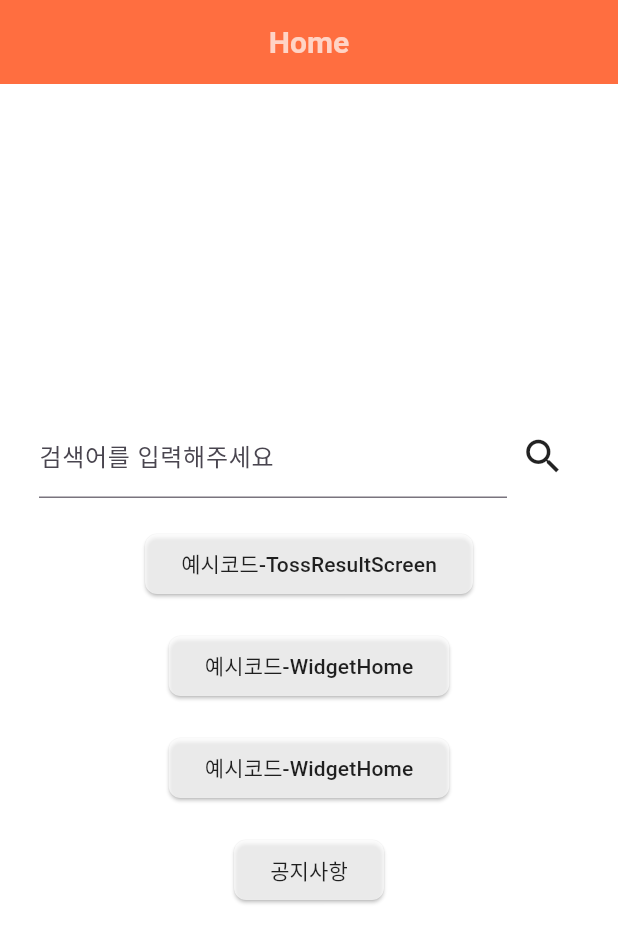
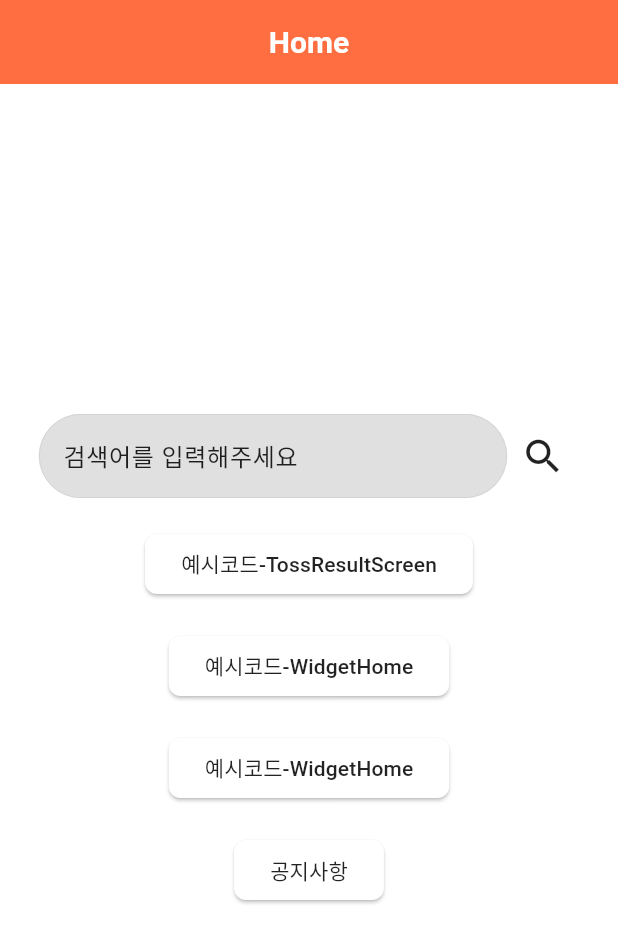
Before and after one commit to Team-PackUp/packup-mobile, a Flutter app: the Home screen opened by its route, on a phone screen of 412 x 824 dp. Shown: the top 943 px of the screen. Run offline on Flutter 3.47's test engine with Material 3 defaults, Android fonts, the phone set to English and light mode, and no system bars; our stand-ins replace dio, firebase_core, firebase_messaging, flutter_chat_bubble, flutter_dotenv, flutter_local_notifications and 10 more; missing offline and left inert: flutter_quill, flutter_quill_extensions, kakao_flutter_sdk_user, stomp_dart_client, tosspayments_widget_sdk_flutter; accounts and stored records are empty; generated files the repository leaves out were written again; network calls fail.

Commit message:
feat: 디자인 작업

```diff
--- a/lib/const/color.dart
+++ b/lib/const/color.dart
@@ -1,12 +1,21 @@
 import 'package:flutter/material.dart';
 
 Color PRIMARY_COLOR = Colors.deepOrangeAccent;
+
 Color LIGHT_GREY_COLOR = Color(0xFFE0E0E0);
 Color DARK_GREY_COLOR = Color(0xFF757575);
 Color TEXT_FIELD_FILL_COLOR = Color(0xFFD9D9D9);
 
 Color TEXT_COLOR_B = Colors.black87;
 Color TEXT_COLOR_B2 = Colors.black54;
-Color TEXT_COLOR_W = Colors.white70;
+
 Color BACK_GROUND_COLOR_W = Colors.white;
 Color BACK_GROUND_COLOR_B = Colors.black;
+
+Color TEXT_COLOR_W = Color(0xFFFFFFFF);
+
+/// 네비바
+Color SELECTED = Color(0xFFE8618C);    // 아이콘 선택
+
+Color LIGHT_MODE_UNSELECTED = Color(0xFF565E6C); // 아이콘 선택 해제
+Color DARK_MODE_UNSELECTED = Color(0xFF757575); // 아이콘 선택 해제
--- a/lib/theme/theme.dart
+++ b/lib/theme/theme.dart
@@ -8,10 +8,29 @@ import 'package:packup/main.dart';
 ThemeData lightTheme = ThemeData(
   scaffoldBackgroundColor: BACK_GROUND_COLOR_W,
   brightness: Brightness.light,
-  primarySwatch: Colors.brown,
-  textTheme: const TextTheme(
-    headlineLarge: TextStyle(fontSize: 24, fontWeight: FontWeight.bold, color: Colors.black),
-    bodyLarge: TextStyle(fontSize: 16, color: Colors.black87),
+  textTheme: TextTheme(
+    bodyLarge: TextStyle(color: TEXT_COLOR_B),
+  ),
+  inputDecorationTheme: InputDecorationTheme(
+    hintStyle: TextStyle(color: Colors.grey),
+    filled: true,
+    fillColor: LIGHT_GREY_COLOR,
+    border: OutlineInputBorder(
+      borderRadius: BorderRadius.all(Radius.circular(30)),
+      borderSide: BorderSide.none,
+    ),
+    enabledBorder: OutlineInputBorder(
+      borderRadius: BorderRadius.circular(30.0),
+      borderSide: const BorderSide(color: Colors.grey, width: 0.2),
+    ),
+
+    focusedBorder: OutlineInputBorder(
+      borderRadius: BorderRadius.circular(30.0),
+      borderSide: const BorderSide(color: Colors.grey, width: 0.2),
+    ),
+    labelStyle: TextStyle(
+      color: TEXT_COLOR_B,
+    ),
   ),
   elevatedButtonTheme: ElevatedButtonThemeData(
     style: ElevatedButton.styleFrom(
@@ -34,8 +53,8 @@ ThemeData lightTheme = ThemeData(
   ),
   bottomNavigationBarTheme: BottomNavigationBarThemeData(
     backgroundColor: BACK_GROUND_COLOR_W,
-    selectedItemColor: Colors.black,
-    unselectedItemColor: Colors.black45,
+    selectedItemColor: SELECTED,
+    unselectedItemColor: LIGHT_MODE_UNSELECTED,
     selectedLabelStyle: TextStyle(fontWeight: FontWeight.w600),
     unselectedLabelStyle: TextStyle(fontWeight: FontWeight.normal),
     type: BottomNavigationBarType.fixed,
@@ -51,9 +70,29 @@ ThemeData lightTheme = ThemeData(
 ThemeData darkTheme = ThemeData(
   scaffoldBackgroundColor: BACK_GROUND_COLOR_B,
   brightness: Brightness.dark,
-  textTheme: const TextTheme(
-    headlineLarge: TextStyle(fontSize: 24, fontWeight: FontWeight.bold, color: Colors.white),
-    bodyLarge: TextStyle(fontSize: 16, color: Colors.white70),
+  textTheme: TextTheme(
+    bodyLarge: TextStyle(color: TEXT_COLOR_W),
+  ),
+  inputDecorationTheme: InputDecorationTheme(
+    hintStyle: TextStyle(color: Colors.grey),
+    filled: true,
+    fillColor: DARK_GREY_COLOR,
+    border: OutlineInputBorder(
+      borderRadius: BorderRadius.all(Radius.circular(30)),
+      borderSide: BorderSide.none,
+    ),
+    enabledBorder: OutlineInputBorder(
+      borderRadius: BorderRadius.circular(30.0),
+      borderSide: const BorderSide(color: Colors.grey, width: 0.2),
+    ),
+
+    focusedBorder: OutlineInputBorder(
+      borderRadius: BorderRadius.circular(30.0),
+      borderSide: const BorderSide(color: Colors.grey, width: 0.2),
+    ),
+    labelStyle: TextStyle(
+      color: TEXT_COLOR_W,
+    ),
   ),
   elevatedButtonTheme: ElevatedButtonThemeData(
     style: ElevatedButton.styleFrom(
@@ -76,8 +115,8 @@ ThemeData darkTheme = ThemeData(
   ),
   bottomNavigationBarTheme: BottomNavigationBarThemeData(
     backgroundColor: BACK_GROUND_COLOR_B,
-    selectedItemColor: Colors.white,
-    unselectedItemColor: Colors.white60,
+    selectedItemColor: SELECTED,
+    unselectedItemColor: DARK_MODE_UNSELECTED,
     selectedLabelStyle: TextStyle(fontWeight: FontWeight.w600),
     unselectedLabelStyle: TextStyle(fontWeight: FontWeight.normal),
     type: BottomNavigationBarType.fixed,
--- a/lib/view/index.dart
+++ b/lib/view/index.dart
@@ -93,7 +93,6 @@ class _IndexState extends State<Index> {
           currentIndex: _currentIndex,
           onTap: _onTabTapped,
           type: BottomNavigationBarType.fixed,
-          selectedItemColor: PRIMARY_COLOR,
           items: List.generate(
             bottomNavItems.length,
                 (index) => BottomNavigationBarItem(
--- a/lib/view/notice/notice_list.dart
+++ b/lib/view/notice/notice_list.dart
@@ -6,6 +6,8 @@ import 'package:provider/provider.dart';
 
 
 import '../../widget/notice/notice_list_card.dart';
+
+import 'package:flutter_gen/gen_l10n/app_localizations.dart';
 
 class NoticeList extends StatelessWidget {
   const NoticeList({super.key});
@@ -67,7 +69,7 @@ class _NoticeListContentState extends State<NoticeListContent> {
     var filteredNoticeList = _noticeProvider.noticeList;
 
     return Scaffold(
-      appBar: CustomAppbar(title: "공지사항"),
+      appBar: CustomAppbar(title: AppLocalizations.of(context)!.notice),
       body: Column(
         children: [
           Expanded(
```
Also changed, not shown: lib/l10n/app_en.arb (+12 -0 lines), lib/l10n/app_ko.arb (+13 -1 lines), lib/view/chat/chat_message.dart (+5 -13 lines), lib/view/chat/chat_room.dart (+15 -4 lines), lib/widget/chat/bubble_message.dart (+18 -18 lines), lib/widget/chat/chat_room_card.dart (deleted, +0 -115 lines), lib/widget/chat/chat_room_divider.dart (added, +119 -0 lines).
